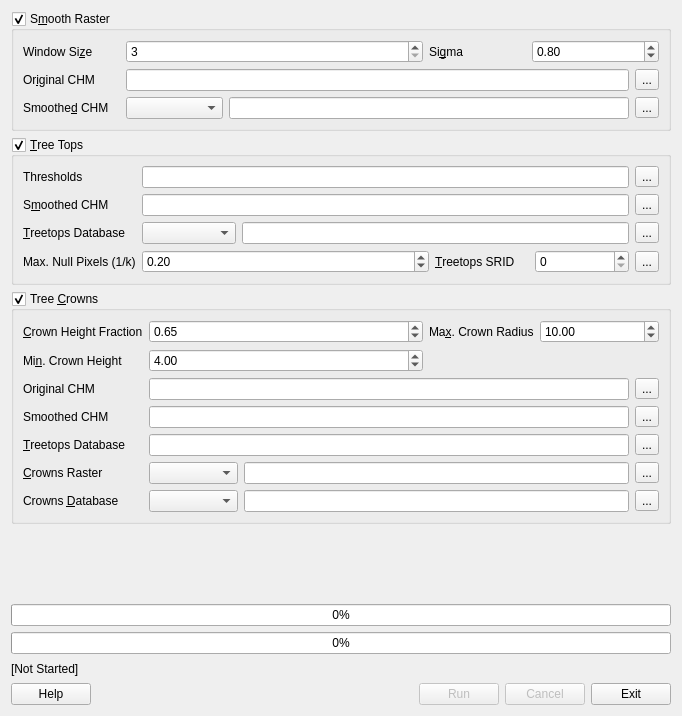
This is src/apps/treetops.ui in rskelly/treetops as Qt 5 draws it before an edit. The edited form follows.
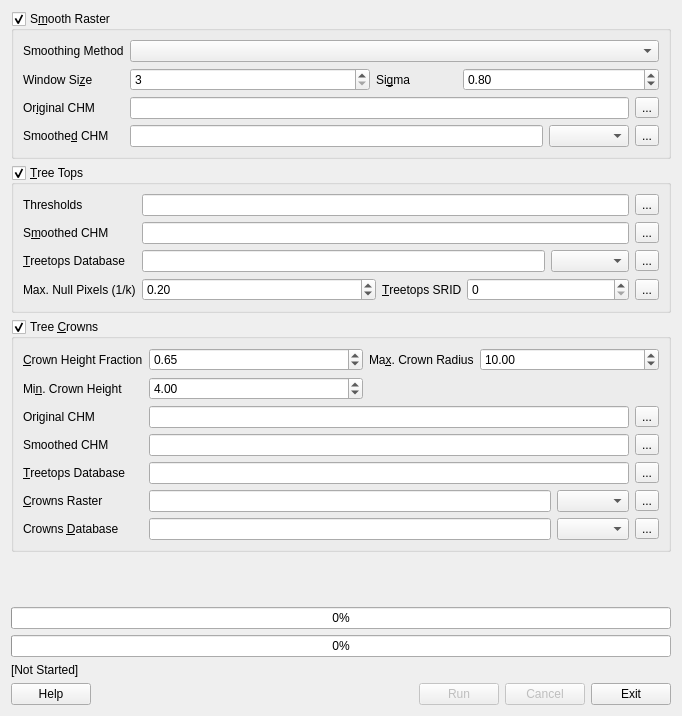
This is the edited form.

Commit message: Added field for smooth method selection; small reorg of fields.

Patch:
```diff
--- a/src/apps/treetops.ui
+++ b/src/apps/treetops.ui
@@ -31,7 +31,10 @@
      <layout class="QHBoxLayout" name="horizontalLayout_2">
       <item>
        <layout class="QGridLayout" name="smoothGrid">
-        <item row="0" column="5" colspan="2">
+        <item row="3" column="6">
+         <widget class="QComboBox" name="cboSmoothSmoothedCHMDriver"/>
+        </item>
+        <item row="1" column="5" colspan="3">
          <widget class="QDoubleSpinBox" name="spnSmoothSigma">
           <property name="mouseTracking">
            <bool>false</bool>
@@ -44,7 +47,7 @@
           </property>
          </widget>
         </item>
-        <item row="1" column="0">
+        <item row="2" column="0">
          <widget class="QLabel" name="label_11">
           <property name="text">
            <string>Or&amp;iginal CHM</string>
@@ -54,7 +57,7 @@
           </property>
          </widget>
         </item>
-        <item row="0" column="4">
+        <item row="1" column="4">
          <widget class="QLabel" name="label_2">
           <property name="text">
            <string>Si&amp;gma</string>
@@ -64,7 +67,7 @@
           </property>
          </widget>
         </item>
-        <item row="0" column="0">
+        <item row="1" column="0">
          <widget class="QLabel" name="label">
           <property name="text">
            <string>Window Si&amp;ze</string>
@@ -74,7 +77,7 @@
           </property>
          </widget>
         </item>
-        <item row="2" column="0">
+        <item row="3" column="0">
          <widget class="QLabel" name="label_12">
           <property name="text">
            <string>Smoothe&amp;d CHM</string>
@@ -84,7 +87,7 @@
           </property>
          </widget>
         </item>
-        <item row="2" column="6">
+        <item row="3" column="7">
          <widget class="QToolButton" name="btnSmoothSmoothedCHM">
           <property name="mouseTracking">
            <bool>false</bool>
@@ -97,17 +100,7 @@
           </property>
          </widget>
         </item>
-        <item row="2" column="2" colspan="4">
-         <widget class="QLineEdit" name="txtSmoothSmoothedCHM">
-          <property name="mouseTracking">
-           <bool>false</bool>
-          </property>
-          <property name="acceptDrops">
-           <bool>false</bool>
-          </property>
-         </widget>
-        </item>
-        <item row="1" column="6">
+        <item row="2" column="7">
          <widget class="QToolButton" name="btnSmoothOriginalCHM">
           <property name="mouseTracking">
            <bool>false</bool>
@@ -120,20 +113,7 @@
           </property>
          </widget>
         </item>
-        <item row="1" column="1" colspan="5">
-         <widget class="QLineEdit" name="txtSmoothOriginalCHM">
-          <property name="mouseTracking">
-           <bool>false</bool>
-          </property>
-          <property name="acceptDrops">
-           <bool>false</bool>
-          </property>
-          <property name="clearButtonEnabled">
-           <bool>false</bool>
-          </property>
-         </widget>
-        </item>
-        <item row="0" column="1" colspan="3">
+        <item row="1" column="1" colspan="3">
          <widget class="QSpinBox" name="spnSmoothWindow">
           <property name="mouseTracking">
            <bool>false</bool>
@@ -143,8 +123,38 @@
           </property>
          </widget>
         </item>
-        <item row="2" column="1">
-         <widget class="QComboBox" name="cboSmoothSmoothedCHMDriver"/>
+        <item row="3" column="1" colspan="5">
+         <widget class="QLineEdit" name="txtSmoothSmoothedCHM">
+          <property name="mouseTracking">
+           <bool>false</bool>
+          </property>
+          <property name="acceptDrops">
+           <bool>false</bool>
+          </property>
+         </widget>
+        </item>
+        <item row="2" column="1" colspan="6">
+         <widget class="QLineEdit" name="txtSmoothOriginalCHM">
+          <property name="mouseTracking">
+           <bool>false</bool>
+          </property>
+          <property name="acceptDrops">
+           <bool>false</bool>
+          </property>
+          <property name="clearButtonEnabled">
+           <bool>false</bool>
+          </property>
+         </widget>
+        </item>
+        <item row="0" column="0">
+         <widget class="QLabel" name="label_5">
+          <property name="text">
+           <string>Smoothing Method</string>
+          </property>
+         </widget>
+        </item>
+        <item row="0" column="1" colspan="7">
+         <widget class="QComboBox" name="cboSmoothMethod"/>
         </item>
        </layout>
       </item>
@@ -162,17 +172,7 @@
      <layout class="QHBoxLayout" name="horizontalLayout">
       <item>
        <layout class="QGridLayout" name="topsGrid">
-        <item row="2" column="2" colspan="4">
-         <widget class="QLineEdit" name="txtTopsTreetopsDatabase">
-          <property name="mouseTracking">
-           <bool>false</bool>
-          </property>
-          <property name="acceptDrops">
-           <bool>false</bool>
-          </property>
-         </widget>
-        </item>
-        <item row="3" column="6">
+        <item row="3" column="7">
          <widget class="QToolButton" name="btnTopsTreetopsSRID">
           <property name="mouseTracking">
            <bool>false</bool>
@@ -185,22 +185,6 @@
           </property>
          </widget>
         </item>
-        <item row="3" column="5">
-         <widget class="QSpinBox" name="spnTopsTreetopsSRID">
-          <property name="mouseTracking">
-           <bool>false</bool>
-          </property>
-          <property name="focusPolicy">
-           <enum>Qt::WheelFocus</enum>
-          </property>
-          <property name="acceptDrops">
-           <bool>false</bool>
-          </property>
-          <property name="maximum">
-           <number>999999</number>
-          </property>
-         </widget>
-        </item>
         <item row="3" column="4">
          <widget class="QLabel" name="label_17">
           <property name="text">
@@ -228,7 +212,7 @@
           </property>
          </widget>
         </item>
-        <item row="0" column="6">
+        <item row="0" column="7">
          <widget class="QToolButton" name="btnTopsThresholds">
           <property name="enabled">
            <bool>true</bool>
@@ -255,7 +239,7 @@
           </property>
          </widget>
         </item>
-        <item row="1" column="6">
+        <item row="1" column="7">
          <widget class="QToolButton" name="btnTopsSmoothedCHM">
           <property name="mouseTracking">
            <bool>false</bool>
@@ -268,7 +252,7 @@
           </property>
          </widget>
         </item>
-        <item row="2" column="6">
+        <item row="2" column="7">
          <widget class="QToolButton" name="btnTopsTreetopsDatabase">
           <property name="mouseTracking">
            <bool>false</bool>
@@ -281,12 +265,6 @@
           </property>
          </widget>
         </item>
-        <item row="1" column="1" colspan="5">
-         <widget class="QLineEdit" name="txtTopsSmoothedCHM"/>
-        </item>
-        <item row="2" column="1">
-         <widget class="QComboBox" name="cboTopsTopsDatabaseDriver"/>
-        </item>
         <item row="3" column="1" colspan="3">
          <widget class="QDoubleSpinBox" name="spnTopsMaxNulls">
           <property name="maximum">
@@ -300,9 +278,41 @@
           </property>
          </widget>
         </item>
-        <item row="0" column="1" colspan="5">
+        <item row="2" column="6">
+         <widget class="QComboBox" name="cboTopsTreetopsDatabaseDriver"/>
+        </item>
+        <item row="1" column="1" colspan="6">
+         <widget class="QLineEdit" name="txtTopsSmoothedCHM"/>
+        </item>
+        <item row="0" column="1" colspan="6">
          <widget class="QLineEdit" name="txtTopsThresholds"/>
         </item>
+        <item row="3" column="5" colspan="2">
+         <widget class="QSpinBox" name="spnTopsTreetopsSRID">
+          <property name="mouseTracking">
+           <bool>false</bool>
+          </property>
+          <property name="focusPolicy">
+           <enum>Qt::WheelFocus</enum>
+          </property>
+          <property name="acceptDrops">
+           <bool>false</bool>
+          </property>
+          <property name="maximum">
+           <number>999999</number>
+          </property>
+         </widget>
+        </item>
+        <item row="2" column="1" colspan="5">
+         <widget class="QLineEdit" name="txtTopsTreetopsDatabase">
+          <property name="mouseTracking">
+           <bool>false</bool>
+          </property>
+          <property name="acceptDrops">
+           <bool>false</bool>
+          </property>
+         </widget>
+        </item>
        </layout>
       </item>
      </layout>
@@ -322,27 +332,17 @@
      <layout class="QHBoxLayout" name="horizontalLayout_3">
       <item>
        <layout class="QGridLayout" name="crownsGrid">
-        <item row="4" column="1" colspan="5">
-         <widget class="QLineEdit" name="txtCrownsTreetopsDatabase">
-          <property name="mouseTracking">
-           <bool>false</bool>
+        <item row="3" column="0">
+         <widget class="QLabel" name="label_13">
+          <property name="text">
+           <string>Smoothed CHM</string>
           </property>
           <property name="acceptDrops">
            <bool>false</bool>
           </property>
          </widget>
         </item>
-        <item row="6" column="2" colspan="4">
-         <widget class="QLineEdit" name="txtCrownsCrownsDatabase">
-          <property name="mouseTracking">
-           <bool>false</bool>
-          </property>
-          <property name="acceptDrops">
-           <bool>false</bool>
-          </property>
-         </widget>
-        </item>
-        <item row="3" column="6">
+        <item row="3" column="7">
          <widget class="QToolButton" name="btnCrownsSmoothedCHM">
           <property name="mouseTracking">
            <bool>false</bool>
@@ -365,7 +365,7 @@
           </property>
          </widget>
         </item>
-        <item row="4" column="6">
+        <item row="4" column="7">
          <widget class="QToolButton" name="btnCrownsTreetopsDatabase">
           <property name="mouseTracking">
            <bool>false</bool>
@@ -388,7 +388,7 @@
           </property>
          </widget>
         </item>
-        <item row="5" column="6">
+        <item row="5" column="7">
          <widget class="QToolButton" name="btnCrownsCrownsRaster">
           <property name="mouseTracking">
            <bool>false</bool>
@@ -401,7 +401,7 @@
           </property>
          </widget>
         </item>
-        <item row="6" column="6">
+        <item row="6" column="7">
          <widget class="QToolButton" name="btnCrownsCrownsDatabase">
           <property name="mouseTracking">
            <bool>false</bool>
@@ -434,7 +434,7 @@
           </property>
          </widget>
         </item>
-        <item row="0" column="5" colspan="2">
+        <item row="0" column="5" colspan="3">
          <widget class="QDoubleSpinBox" name="spnCrownsRadius">
           <property name="mouseTracking">
            <bool>false</bool>
@@ -470,29 +470,6 @@
           </property>
          </widget>
         </item>
-        <item row="5" column="1">
-         <widget class="QComboBox" name="cboCrownsCrownsRasterDriver"/>
-        </item>
-        <item row="5" column="2" colspan="4">
-         <widget class="QLineEdit" name="txtCrownsCrownsRaster">
-          <property name="mouseTracking">
-           <bool>false</bool>
-          </property>
-          <property name="acceptDrops">
-           <bool>false</bool>
-          </property>
-         </widget>
-        </item>
-        <item row="3" column="0">
-         <widget class="QLabel" name="label_13">
-          <property name="text">
-           <string>Smoothed CHM</string>
-          </property>
-          <property name="buddy">
-           <cstring>txtCrownsSmoothedCHM</cstring>
-          </property>
-         </widget>
-        </item>
         <item row="2" column="0">
          <widget class="QLabel" name="label_4">
           <property name="text">
@@ -500,29 +477,13 @@
           </property>
          </widget>
         </item>
-        <item row="2" column="6">
+        <item row="2" column="7">
          <widget class="QToolButton" name="btnCrownsOriginalCHM">
           <property name="text">
            <string>...</string>
           </property>
          </widget>
         </item>
-        <item row="3" column="1" colspan="5">
-         <widget class="QLineEdit" name="txtCrownsSmoothedCHM">
-          <property name="mouseTracking">
-           <bool>false</bool>
-          </property>
-          <property name="acceptDrops">
-           <bool>false</bool>
-          </property>
-         </widget>
-        </item>
-        <item row="2" column="1" colspan="5">
-         <widget class="QLineEdit" name="txtCrownsOriginalCHM"/>
-        </item>
-        <item row="6" column="1">
-         <widget class="QComboBox" name="cboCrownsCrownsDatabaseDriver"/>
-        </item>
         <item row="0" column="1" colspan="3">
          <widget class="QDoubleSpinBox" name="spnCrownsHeightFraction">
           <property name="mouseTracking">
@@ -558,6 +519,55 @@
           </property>
          </widget>
         </item>
+        <item row="5" column="6">
+         <widget class="QComboBox" name="cboCrownsCrownsRasterDriver"/>
+        </item>
+        <item row="6" column="6">
+         <widget class="QComboBox" name="cboCrownsCrownsDatabaseDriver"/>
+        </item>
+        <item row="2" column="1" colspan="6">
+         <widget class="QLineEdit" name="txtCrownsOriginalCHM"/>
+        </item>
+        <item row="3" column="1" colspan="6">
+         <widget class="QLineEdit" name="txtCrownsSmoothedCHM">
+          <property name="mouseTracking">
+           <bool>false</bool>
+          </property>
+          <property name="acceptDrops">
+           <bool>false</bool>
+          </property>
+         </widget>
+        </item>
+        <item row="4" column="1" colspan="6">
+         <widget class="QLineEdit" name="txtCrownsTreetopsDatabase">
+          <property name="mouseTracking">
+           <bool>false</bool>
+          </property>
+          <property name="acceptDrops">
+           <bool>false</bool>
+          </property>
+         </widget>
+        </item>
+        <item row="5" column="1" colspan="5">
+         <widget class="QLineEdit" name="txtCrownsCrownsRaster">
+          <property name="mouseTracking">
+           <bool>false</bool>
+          </property>
+          <property name="acceptDrops">
+           <bool>false</bool>
+          </property>
+         </widget>
+        </item>
+        <item row="6" column="1" colspan="5">
+         <widget class="QLineEdit" name="txtCrownsCrownsDatabase">
+          <property name="mouseTracking">
+           <bool>false</bool>
+          </property>
+          <property name="acceptDrops">
+           <bool>false</bool>
+          </property>
+         </widget>
+        </item>
        </layout>
       </item>
      </layout>
```
Left out of the diff: 4 changed lines with no effect on the pictures.
